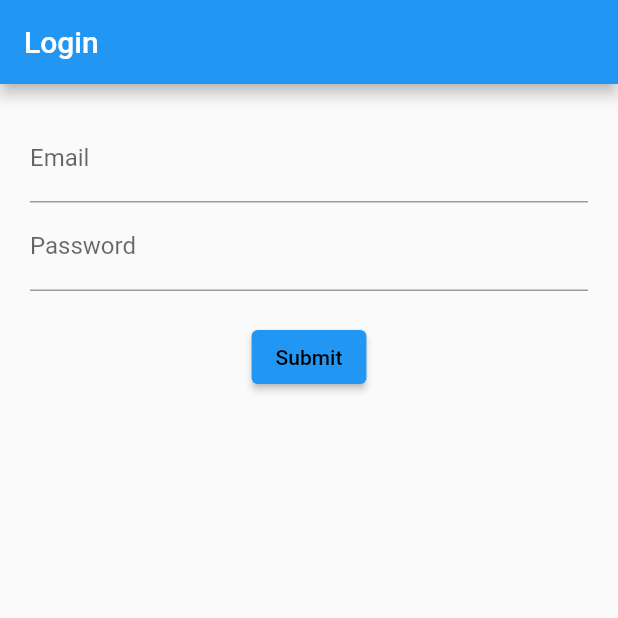
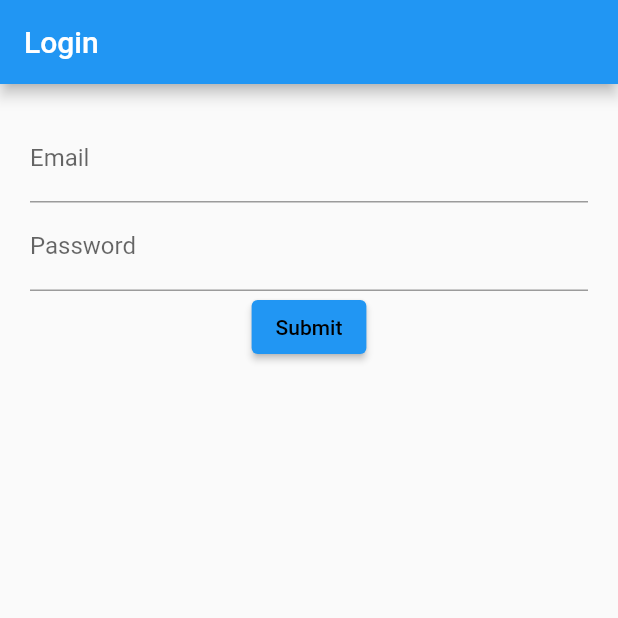
Before and after one commit to dulangakithmini/login-bloc-pattern, a Flutter app: the screen it shows after launch, after a tap on "Submit", on a phone screen of 412 x 824 dp, the top half of it. Run offline on Flutter 3.47's test engine with Material 2 defaults, Android fonts, the phone set to English and light mode, and no system bars.

```diff
--- a/lib/src/blocs/bloc.dart
+++ b/lib/src/blocs/bloc.dart
@@ -15,11 +15,19 @@ class Bloc with ValidationMixin {
   void Function(String) get changePassword => _passwordController.sink.add;
 
   /// Retrieve data from the stream
-  Stream<String> get email => _emailController.stream.transform(
-      emailValidator) /* Can listen to only the events that come over the transformed stream */;
+  // Stream<String> get emailOld => _emailController.stream.transform(
+  //     emailValidator) /* Can listen to only the events that come over the transformed stream */;
+  //
+  // Stream<String> get passwordOld =>
+  //     _passwordController.stream.transform(passwordValidator);
 
-  Stream<String> get password =>
-      _passwordController.stream.transform(passwordValidator);
+  Stream<String> email;
+  Stream<String> password;
+
+  Bloc() {
+    this.email = _emailController.stream.transform(emailValidator);
+    this.password = _passwordController.stream.transform(passwordValidator);
+  }
 
   /// Dispose StreamControllers
   dispose() {
--- a/lib/src/screens/login_screen.dart
+++ b/lib/src/screens/login_screen.dart
@@ -17,16 +17,13 @@ class LoginScreen extends StatelessWidget {
     );
   }
 
-  Container submitButton() {
-    return Container(
-      child: ElevatedButton(
+  Widget submitButton() {
+    return ElevatedButton(
       onPressed: () {},
       child: Text('Submit'),
       style: ElevatedButton.styleFrom(
         onPrimary: Colors.black,
       ),
-      ),
-      margin: EdgeInsets.only(top: 20),
     );
   }
 
@@ -37,7 +34,9 @@ class LoginScreen extends StatelessWidget {
         builder: (context, snapshot) {
           return TextField(
             /// Add to the stream when the user inputs to the TextField
-            onChanged: bloc.changePassword,
+            onChanged: (String newValue) {
+              bloc.changePassword(newValue);
+            },
             decoration: InputDecoration(
               labelText: 'Password',
 
@@ -52,7 +51,6 @@ class LoginScreen extends StatelessWidget {
   Widget emailField() {
     /// StreamBuilder takes a stream and a builder function
     return StreamBuilder(
-
       /// Inside the bloc, there's a email stream
       stream: bloc.email,
 
@@ -72,6 +70,7 @@ class LoginScreen extends StatelessWidget {
           ),
           keyboardType: TextInputType.emailAddress,
         );
-        });
+      },
+    );
   }
 }
```
Lines whose indentation alone changed are shown as unchanged.
